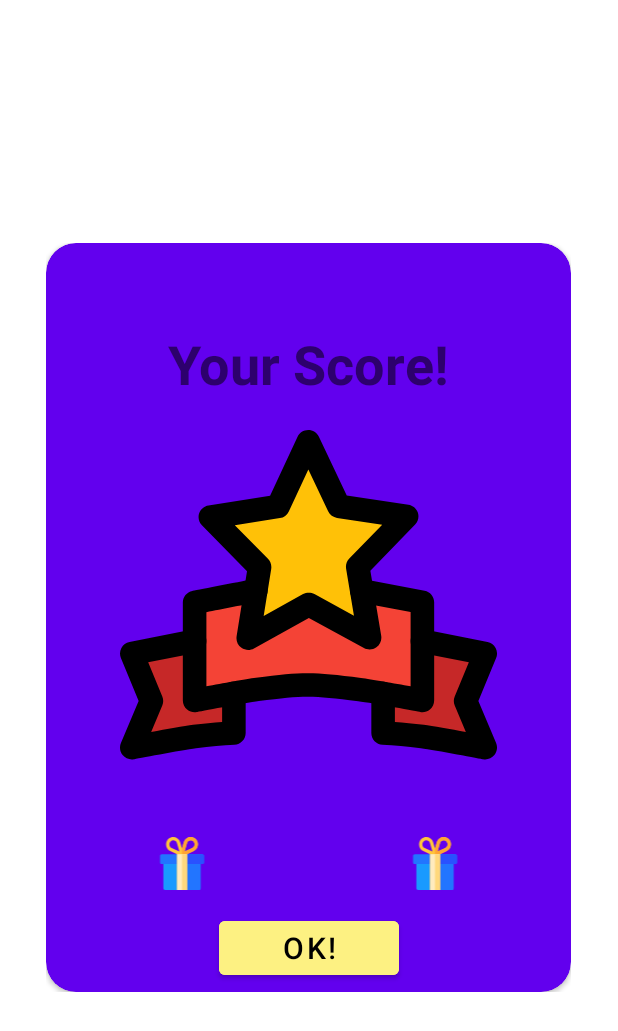
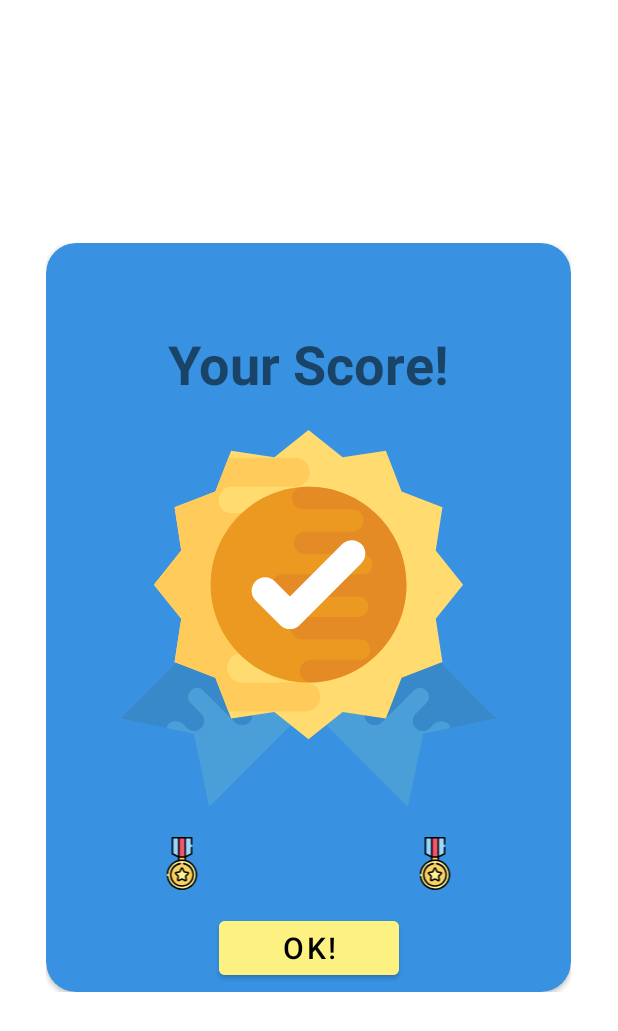
Before and after one commit to TanHoang01/MyFarmStory, an Android app: the layout your_score.xml on its own in the app's theme, with its tools: preview values and no code run, on a phone screen of 412 x 824 dp. Shown: the top 1031 px of the screen. Run offline under Robolectric (Android 15) with nearby library versions, the phone set to English and light mode, and no system bars.

Commit message:
Fix dialog

```diff
--- a/MyFarmStory/app/src/main/java/com/example/myfarmstory/MainActivity.java
+++ b/MyFarmStory/app/src/main/java/com/example/myfarmstory/MainActivity.java
@@ -489,7 +489,7 @@
                                 refdatabase.child(USERS).child(auth.getCurrentUser().getUid()).setValue(users);
                                 newhighscoreDialog();
                             }
-                            else if(Integer.parseInt(lastpoint) > score){
+                            else if(Integer.parseInt(lastpoint) >= score){
                                 yourscoreDialog();
                             }
                         }
@@ -511,7 +511,7 @@
                                 refdatabase.child(USERS).child(auth.getCurrentUser().getUid()).setValue(users);
                                 newhighscoreDialog();
                             }
-                            else if(Integer.parseInt(lastpoint) > score){
+                            else if(Integer.parseInt(lastpoint) >= score){
                                 yourscoreDialog();
                             }
                         }
--- /dev/null
+++ b/MyFarmStory/app/src/main/res/drawable/ic_medal.xml
@@ -0,0 +1,33 @@
+<vector xmlns:android="http://schemas.android.com/apk/res/android"
+    android:width="513.248dp"
+    android:height="513.248dp"
+    android:viewportWidth="513.248"
+    android:viewportHeight="513.248">
+  <path
+      android:pathData="M223.568,344.448l168.304,168.8l20.944,-99.744l99.808,-20.656l-168.304,-168.8z"
+      android:fillColor="#4B9FD8"/>
+  <path
+      android:pathData="M446.368,399.696c-5.52,-4.992 -14.176,-4.224 -19.44,1.024l-5.168,5.152c-5.392,5.072 -13.904,5.008 -19.168,-0.272c-5.36,-5.376 -5.344,-14.112 0.032,-19.472l14.56,-14.528c4.496,-4.48 4.512,-11.856 -0.032,-16.288l-0.688,-0.688c-4.112,-4.752 -11.408,-4.944 -15.856,-0.528l-43.6,43.472c-5.312,5.296 -13.92,6.032 -19.472,1.088c-5.856,-5.376 -6.032,-14.432 -0.464,-19.968l40.432,-40.304c4.496,-4.48 4.512,-11.856 0.016,-16.352l-0.624,-0.496l-0.128,-0.128c-4.672,-4.816 -12.416,-4.816 -17.168,-0.08l-22.672,22.608c-5.312,5.296 -13.92,6.032 -19.536,1.04c-5.792,-5.312 -6.032,-14.432 -0.464,-19.968l25.056,-24.976c4.688,-4.672 4.256,-12.096 -0.48,-16.72c-0.064,-0.064 -0.064,-0.064 -0.128,-0.128s-0.064,-0.064 -0.128,-0.128c-4.608,-4.752 -12.032,-5.2 -16.72,-0.528l-27.024,26.944c-5.248,5.232 -13.856,5.968 -19.408,1.04c-5.856,-5.376 -6.032,-14.432 -0.464,-19.968l66.672,-66.48l168.32,168.784l-62.576,12.944C449.344,403.552 448.256,401.408 446.368,399.696z"
+      android:fillColor="#3789C9"/>
+  <path
+      android:pathData="M289.68,344.448l-168.304,168.8l-20.944,-99.744l-99.808,-20.656l168.304,-168.8z"
+      android:fillColor="#4B9FD8"/>
+  <path
+      android:pathData="M66.88,399.696c5.52,-4.992 14.176,-4.224 19.44,1.024l5.168,5.152c5.392,5.072 13.904,5.008 19.168,-0.272c5.36,-5.376 5.344,-14.112 -0.032,-19.472L96.064,371.6c-4.496,-4.48 -4.512,-11.856 0.032,-16.288l0.688,-0.688c4.112,-4.752 11.408,-4.944 15.84,-0.512l43.6,43.472c5.312,5.296 13.92,6.032 19.472,1.088c5.856,-5.376 6.032,-14.432 0.464,-19.968l-40.416,-40.32c-4.496,-4.48 -4.512,-11.856 -0.016,-16.352l0.624,-0.496l0.128,-0.128c4.672,-4.816 12.416,-4.816 17.168,-0.08l22.672,22.608c5.312,5.296 13.92,6.032 19.536,1.04c5.792,-5.312 6.032,-14.432 0.464,-19.968l-25.056,-24.976c-4.688,-4.672 -4.256,-12.096 0.48,-16.72c0.064,-0.064 0.064,-0.064 0.128,-0.128c0.064,-0.064 0.064,-0.064 0.128,-0.128c4.608,-4.752 12.032,-5.2 16.72,-0.528l27.024,26.944c5.248,5.232 13.856,5.968 19.408,1.04c5.856,-5.376 6.032,-14.432 0.464,-19.968l-66.672,-66.48L0.624,392.848L63.2,405.792C63.904,403.552 64.992,401.408 66.88,399.696z"
+      android:fillColor="#3789C9"/>
+  <path
+      android:pathData="M467.136,210.512l-37.248,46.448l9.072,58.848l-55.536,21.52l-21.52,55.52l-58.848,-9.072l-46.432,37.248l-46.448,-37.248l-58.848,9.072l-21.504,-55.536l-55.536,-21.52l9.072,-58.832l-37.248,-46.448l37.248,-46.432l-9.072,-58.848l55.536,-21.52l21.52,-55.536l58.848,9.072l46.432,-37.248l46.448,37.248l58.848,-9.056l21.504,55.52l55.536,21.52l-9.072,58.848z"
+      android:fillColor="#FFDB70"/>
+  <path
+      android:pathData="M288.688,189.088H153.92c-9.152,0 -16.752,-7.6 -16.752,-16.752l0.192,-1.168v-0.192c-0.192,-9.744 7.792,-17.744 17.536,-17.744h98.336c10.912,0 20.464,-7.984 21.248,-18.896c0.384,-11.504 -8.576,-21.04 -20.08,-21.04H151.184c-9.744,0 -16.768,-8 -16.768,-17.744c0,0 0,0 0,-0.192s0,-0.192 0,-0.192c0.016,-9.568 7.024,-17.744 16.768,-17.744h86.24c10.72,0 20.272,-7.984 20.848,-18.704c0.592,-11.696 -8.576,-21.056 -19.872,-21.056h-90.736l-17.84,46.048l-55.536,21.52l9.072,58.848l-37.248,46.432L83.36,256.96l-9.072,58.848l55.536,21.52l17.84,46.048h104c10.912,0 20.464,-7.984 21.04,-18.704c0.592,-11.504 -8.576,-21.04 -19.872,-21.04H166c-11.504,0 -20.656,-9.552 -20.08,-21.04c0.592,-10.72 10.336,-18.896 21.04,-18.896h82.928c10.72,-0.192 19.296,-8.976 19.296,-19.872c0,-10.912 -8.96,-19.872 -19.872,-19.872H147.296c-9.36,0 -16.96,-7.6 -16.752,-16.752v-1.568c-0.592,-8.96 6.624,-16.752 15.792,-16.752h141.2c10.912,0 20.464,-7.984 21.248,-18.704C309.152,198.624 300.192,189.088 288.688,189.088z"
+      android:fillColor="#FFCC5B"/>
+  <path
+      android:pathData="M256.624,343.808c-73.504,0 -133.296,-59.808 -133.296,-133.296S183.12,77.216 256.624,77.216S389.92,137.024 389.92,210.512S330.128,343.808 256.624,343.808z"
+      android:fillColor="#EC9922"/>
+  <path
+      android:pathData="M233.888,91.632c-0.448,8.864 6.608,16.208 15.312,16.208h66.896c8.864,0 15.92,7.36 15.456,16.208c-0.448,8.256 -7.952,14.56 -16.208,14.56h-63.888c-8.256,0.144 -14.864,6.912 -14.864,15.312s6.912,15.312 15.312,15.312h78.592c7.2,0 13.056,5.856 12.912,12.912v1.2c0.448,6.912 -5.104,12.912 -12.16,12.912H222.48c-8.4,0 -15.76,6.16 -16.368,14.416c-0.304,8.864 6.608,16.208 15.456,16.208h103.824c7.056,0 12.912,5.856 12.912,12.912l-0.144,0.896v0.144c0.144,7.504 -6,13.664 -13.504,13.664h-75.744c-8.4,0 -15.76,6.16 -16.368,14.56c-0.304,8.864 6.608,16.208 15.456,16.208h79.504c7.504,0 12.912,6.16 12.912,13.664c0,0 0,0 0,0.144s0,0.144 0,0.144c0,7.36 -5.408,13.664 -12.912,13.664h-66.432c-8.256,0 -15.616,6.16 -16.064,14.416c-0.448,9.008 6.608,16.208 15.312,16.208h1.712c70.992,-2.864 127.904,-61.344 127.904,-133.024c0,-73.488 -59.792,-133.296 -133.296,-133.296c-3.056,0 -6.048,0.256 -9.04,0.464C240.304,78.8 234.288,84.24 233.888,91.632z"
+      android:fillColor="#E48B25"/>
+  <path
+      android:pathData="M231.328,271.056L231.328,271.056c-4.88,0 -9.552,-1.936 -12.992,-5.392l-33.712,-33.696c-7.184,-7.184 -7.184,-18.816 0,-26s18.832,-7.184 26,0l20.704,20.704l71.312,-71.312c7.184,-7.184 18.816,-7.184 26,0s7.184,18.816 0,26l-84.304,84.304C240.88,269.12 236.192,271.056 231.328,271.056z"
+      android:fillColor="#FFFFFF"/>
+</vector>
--- /dev/null
+++ b/MyFarmStory/app/src/main/res/drawable/ic_medal1.xml
@@ -0,0 +1,48 @@
+<vector xmlns:android="http://schemas.android.com/apk/res/android"
+    android:width="512dp"
+    android:height="512dp"
+    android:viewportWidth="512.27"
+    android:viewportHeight="512.27">
+  <path
+      android:pathData="m224.748,193.875h62.124v46.593h-62.124z"
+      android:fillColor="#f9d264"/>
+  <path
+      android:pathData="m224.75,193.88h20v46.59h-20z"
+      android:fillColor="#efc356"/>
+  <path
+      android:pathData="m348.997,162.813 l-62.124,31.062h-62.125l-62.124,-31.062v-155.311h186.373z"
+      android:fillColor="#9bd8f9"/>
+  <path
+      android:pathData="m244.75,193.88h-20l-62.13,-31.07v-155.31h20v155.31z"
+      android:fillColor="#73c3f9"/>
+  <path
+      android:pathData="M255.81,364.757m-140.018,0a140.018,140.018 0,1 1,280.036 0a140.018,140.018 0,1 1,-280.036 0"
+      android:fillColor="#fff292"/>
+  <path
+      android:pathData="m165.793,364.757c0,-68.675 49.698,-125.961 115.018,-137.782 -8.114,-1.468 -16.469,-2.236 -25,-2.236 -77.206,0 -140.018,62.812 -140.018,140.018s62.812,140.018 140.018,140.018c8.531,0 16.886,-0.767 25,-2.236 -65.321,-11.821 -115.018,-69.107 -115.018,-137.782z"
+      android:fillColor="#f9e77d"/>
+  <path
+      android:pathData="M255.81,364.757m-108.718,0a108.718,108.718 0,1 1,217.436 0a108.718,108.718 0,1 1,-217.436 0"
+      android:fillColor="#f9d264"/>
+  <path
+      android:pathData="m203.181,459.91c-23.191,-24.995 -37.389,-58.447 -37.389,-95.153 0,-36.705 14.197,-70.157 37.389,-95.152 -33.447,18.539 -56.089,54.202 -56.089,95.152 0.001,40.951 22.642,76.613 56.089,95.153z"
+      android:fillColor="#efc356"/>
+  <path
+      android:pathData="m262.597,306.852 l13.334,27.017c1.102,2.234 3.233,3.782 5.699,4.14l29.815,4.332c6.208,0.902 8.686,8.531 4.194,12.909l-21.574,21.03c-1.784,1.739 -2.598,4.244 -2.177,6.699l5.093,29.694c1.06,6.183 -5.429,10.898 -10.981,7.978l-26.667,-14.02c-2.205,-1.159 -4.839,-1.159 -7.044,0l-26.667,14.02c-5.552,2.919 -12.042,-1.796 -10.981,-7.978l5.093,-29.694c0.421,-2.455 -0.393,-4.96 -2.177,-6.699l-21.574,-21.03c-4.492,-4.379 -2.013,-12.007 4.195,-12.909l29.815,-4.332c2.465,-0.358 4.596,-1.906 5.699,-4.14l13.334,-27.017c2.774,-5.626 10.795,-5.626 13.571,0z"
+      android:fillColor="#fff292"/>
+  <path
+      android:pathData="m224.748,7.502h62.125v186.374h-62.125z"
+      android:fillColor="#f25a74"/>
+  <path
+      android:pathData="m224.75,7.5h20v186.38h-20z"
+      android:fillColor="#e83d5a"/>
+  <path
+      android:fillColor="#FF000000"
+      android:pathData="m312.522,334.919 l-29.866,-4.37 -13.333,-27.017c-6.013,-13.532 -20.513,-13.532 -27.025,0l-13.385,27.055 -29.815,4.332c-13.732,1.372 -18.535,15.885 -8.351,25.701l21.595,21.092 -5.094,29.694c-2.208,12.862 12.032,21.053 21.863,15.885l26.73,-14.02 26.668,14.02c12.801,6.209 24.301,-1.291 21.863,-15.885l-5.072,-29.756 21.573,-21.029c7.937,-7.621 4.937,-24.33 -8.351,-25.702zM310.403,349.88 L288.829,370.91c-3.552,3.462 -5.172,8.447 -4.333,13.337l5.114,29.714c-0.017,0.027 -0.08,0.07 -0.12,0.053l-26.667,-14.019c-4.393,-2.311 -9.634,-2.31 -14.024,-0.001l-26.68,14.046c-0.032,-0.008 -0.092,-0.051 -0.088,-0.099l5.095,-29.694c0.838,-4.89 -0.782,-9.875 -4.334,-13.337l-21.604,-21.034c-0.003,-0.033 0.02,-0.103 0.066,-0.113l29.815,-4.332c4.909,-0.714 9.15,-3.795 11.346,-8.243l13.327,-27.045c0.031,-0.013 0.104,-0.013 0.095,-0.031 0,0.001 0.014,0.017 0.034,0.06l13.333,27.016c2.195,4.449 6.437,7.53 11.347,8.244l29.84,4.318c0.022,0.023 0.044,0.093 0.012,0.13z"/>
+  <path
+      android:fillColor="#FF000000"
+      android:pathData="m294.37,222.363v-23.848l57.985,-28.997c2.541,-1.271 4.146,-3.867 4.146,-6.708v-61.44c0,-4.143 -3.357,-7.5 -7.5,-7.5s-7.5,3.357 -7.5,7.5v56.805l-47.128,23.568v-166.743h47.128v53.68c0,4.143 3.357,7.5 7.5,7.5s7.5,-3.357 7.5,-7.5v-61.18c0,-4.143 -3.357,-7.5 -7.5,-7.5h-186.381c-4.143,0 -7.5,3.357 -7.5,7.5v155.31c0,2.841 1.604,5.438 4.146,6.708l57.985,28.997v23.857c-57.748,15.651 -102.552,68.573 -108.276,128.171 -0.396,4.123 2.626,7.786 6.749,8.183 4.107,0.389 7.786,-2.625 8.183,-6.749 6.457,-67.225 64.816,-119.736 131.904,-119.736 73.071,0 132.52,59.448 132.52,132.52 0,73.066 -59.448,132.51 -132.52,132.51 -65.871,0 -122.31,-49.156 -131.28,-114.342 -0.564,-4.104 -4.353,-6.975 -8.452,-6.407 -4.104,0.564 -6.973,4.349 -6.407,8.452 4.81,34.954 22.154,67.123 48.838,90.58 26.934,23.677 61.489,36.717 97.302,36.717 81.343,0 147.52,-66.173 147.52,-147.51 -0.002,-68.007 -46.261,-125.401 -108.962,-142.398zM232.248,186.376v-171.374h47.125v171.374zM170.12,15h47.128v166.742l-47.128,-23.568zM232.251,219.131v-17.751h47.119v17.75c-15.707,-2.52 -31.413,-2.52 -47.119,0.001z"/>
+  <path
+      android:fillColor="#FF000000"
+      android:pathData="m238.021,249.896c-55.969,8.598 -98.431,58.267 -98.431,114.863 0,64.084 52.136,116.221 116.22,116.221s116.22,-52.137 116.22,-116.221c0,-56.839 -42.825,-106.644 -99.083,-114.959 -4.095,-0.612 -7.91,2.225 -8.516,6.322 -0.606,4.098 2.225,7.91 6.322,8.516 49.186,7.271 86.276,50.313 86.276,100.121 0,55.813 -45.407,101.221 -101.22,101.221s-101.22,-45.407 -101.22,-101.221c0,-49.523 36.847,-92.53 85.708,-100.037 4.095,-0.629 6.903,-4.458 6.274,-8.552 -0.628,-4.094 -4.459,-6.903 -8.55,-6.274z"/>
+</vector>
--- a/MyFarmStory/app/src/main/res/layout/your_score.xml
+++ b/MyFarmStory/app/src/main/res/layout/your_score.xml
@@ -8,7 +8,7 @@
     <androidx.cardview.widget.CardView
         android:layout_width="match_parent"
         android:layout_height="match_parent"
-        app:cardBackgroundColor="@color/purple_500"
+        app:cardBackgroundColor="@color/sightblue"
         app:cardCornerRadius="20dp">
 
         <androidx.constraintlayout.widget.ConstraintLayout
@@ -25,7 +25,7 @@
                 app:layout_constraintEnd_toEndOf="parent"
                 app:layout_constraintTop_toBottomOf="@+id/imageView10"
                 app:layout_constraintVertical_bias="0.0"
-                app:srcCompat="@drawable/ic_prize" />
+                app:srcCompat="@drawable/ic_medal1" />
 
             <TextView
                 android:id="@+id/textView3"
@@ -47,14 +47,14 @@
                 app:layout_constraintEnd_toEndOf="parent"
                 app:layout_constraintStart_toStartOf="parent"
                 app:layout_constraintTop_toBottomOf="@+id/textView3"
-                app:srcCompat="@drawable/ic_label" />
+                app:srcCompat="@drawable/ic_medal" />
 
             <TextView
                 android:id="@+id/iv_newscore"
                 android:layout_width="wrap_content"
                 android:layout_height="wrap_content"
                 android:textSize="30dp"
-                android:textColor="@color/white"
+                android:textColor="@color/black"
                 app:layout_constraintEnd_toEndOf="parent"
                 app:layout_constraintStart_toStartOf="parent"
                 app:layout_constraintTop_toBottomOf="@+id/imageView10" />
@@ -69,7 +69,7 @@
                 app:layout_constraintStart_toStartOf="parent"
                 app:layout_constraintTop_toBottomOf="@+id/imageView10"
                 app:layout_constraintVertical_bias="0.0"
-                app:srcCompat="@drawable/ic_prize" />
+                app:srcCompat="@drawable/ic_medal1" />
 
             <Button
                 android:id="@+id/bt_good"
--- a/MyFarmStory/app/src/main/res/values/colors.xml
+++ b/MyFarmStory/app/src/main/res/values/colors.xml
@@ -10,4 +10,5 @@
     <color name="yellow">#FDF182</color>
     <color name="blue">#2FDBF1</color>
     <color name="sightyellow">#FFF7B2</color>
+    <color name="sightblue">#3892E1</color>
 </resources>
```
